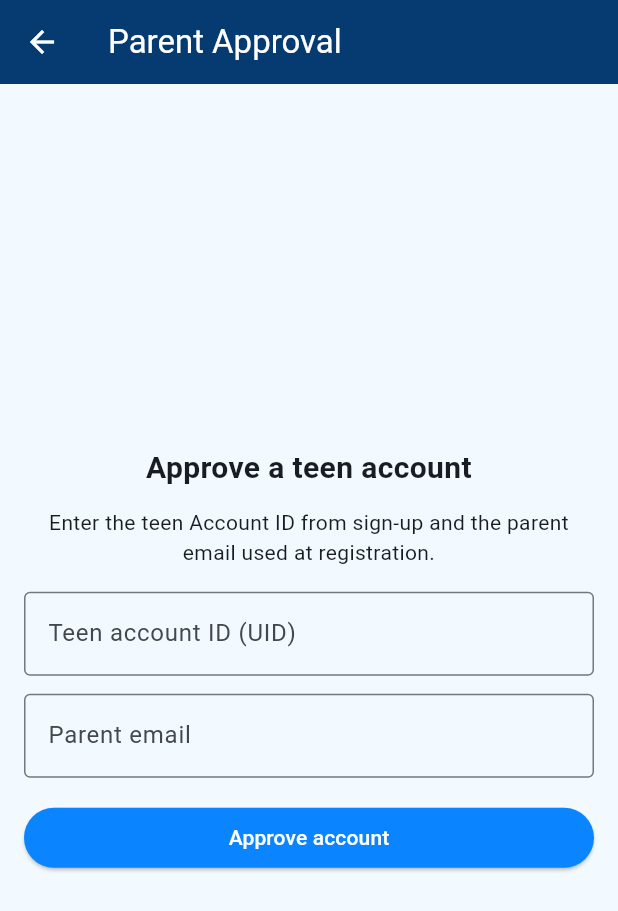
After one commit to yona0711/giggo-hosting, a Flutter app: the screen it shows after launch, after a tap on "Log in", after a tap on "Parent: Approve teen account", on a phone screen of 412 x 824 dp. The commit adds this screen. Shown: the top 911 px of the screen. Run offline on Flutter 3.47's test engine with Material 3 defaults, Android fonts, the light colour scheme and no system bars; our stand-ins replace cloud_firestore, firebase_auth, firebase_core; accounts and stored records are empty.

Commit message:
Add Firebase auth flow and parent approval

```diff
--- a/client/lib/main.dart
+++ b/client/lib/main.dart
@@ -1,9 +1,15 @@
 import 'package:flutter/material.dart';
+import 'package:firebase_core/firebase_core.dart';
 
+import 'firebase_options.dart';
 import 'screens/auth_gate_screen.dart';
 import 'services/gig_repository.dart';
 
-void main() {
+Future<void> main() async {
+  WidgetsFlutterBinding.ensureInitialized();
+  await Firebase.initializeApp(
+    options: DefaultFirebaseOptions.currentPlatform,
+  );
   runApp(const GiggoApp());
 }
 
--- a/client/lib/screens/login_screen.dart
+++ b/client/lib/screens/login_screen.dart
@@ -1,6 +1,7 @@
 import 'package:flutter/material.dart';
 
 import '../services/gig_repository.dart';
+import 'parent_approval_screen.dart';
 import 'signup_screen.dart';
 
 class LoginScreen extends StatefulWidget {
@@ -62,6 +63,14 @@ class _LoginScreenState extends State<LoginScreen> {
           repository: widget.repository,
           onAuthenticated: widget.onAuthenticated,
         ),
+      ),
+    );
+  }
+
+  Future<void> _openParentApproval() async {
+    await Navigator.of(context).push(
+      MaterialPageRoute(
+        builder: (_) => ParentApprovalScreen(repository: widget.repository),
       ),
     );
   }
@@ -129,6 +138,10 @@ class _LoginScreenState extends State<LoginScreen> {
                     onPressed: _isLoading ? null : _openSignUp,
                     child: const Text("Don't have an account? Sign up"),
                   ),
+                  TextButton(
+                    onPressed: _isLoading ? null : _openParentApproval,
+                    child: const Text('Parent: Approve teen account'),
+                  ),
                 ],
               ),
             ),
--- /dev/null
+++ b/client/lib/screens/parent_approval_screen.dart
@@ -0,0 +1,122 @@
+import 'package:flutter/material.dart';
+
+import '../services/gig_repository.dart';
+
+class ParentApprovalScreen extends StatefulWidget {
+  const ParentApprovalScreen({super.key, required this.repository});
+
+  final GigRepository repository;
+
+  @override
+  State<ParentApprovalScreen> createState() => _ParentApprovalScreenState();
+}
+
+class _ParentApprovalScreenState extends State<ParentApprovalScreen> {
+  final _formKey = GlobalKey<FormState>();
+  final _childUidController = TextEditingController();
+  final _parentEmailController = TextEditingController();
+  bool _isSubmitting = false;
+
+  @override
+  void dispose() {
+    _childUidController.dispose();
+    _parentEmailController.dispose();
+    super.dispose();
+  }
+
+  Future<void> _submit() async {
+    if (!_formKey.currentState!.validate()) {
+      return;
+    }
+
+    setState(() => _isSubmitting = true);
+    final error = await widget.repository.approveTeenAccount(
+      childUid: _childUidController.text,
+      parentEmail: _parentEmailController.text,
+    );
+    if (!mounted) {
+      return;
+    }
+    setState(() => _isSubmitting = false);
+
+    if (error != null) {
+      ScaffoldMessenger.of(context)
+          .showSnackBar(SnackBar(content: Text(error)));
+      return;
+    }
+
+    ScaffoldMessenger.of(context).showSnackBar(
+      const SnackBar(content: Text('Teen account approved successfully.')),
+    );
+    Navigator.of(context).pop();
+  }
+
+  @override
+  Widget build(BuildContext context) {
+    return Scaffold(
+      appBar: AppBar(title: const Text('Parent Approval')),
+      body: Center(
+        child: SingleChildScrollView(
+          padding: const EdgeInsets.all(16),
+          child: ConstrainedBox(
+            constraints: const BoxConstraints(maxWidth: 420),
+            child: Form(
+              key: _formKey,
+              child: Column(
+                crossAxisAlignment: CrossAxisAlignment.stretch,
+                children: [
+                  const Text(
+                    'Approve a teen account',
+                    textAlign: TextAlign.center,
+                    style: TextStyle(fontSize: 20, fontWeight: FontWeight.w700),
+                  ),
+                  const SizedBox(height: 12),
+                  const Text(
+                    'Enter the teen Account ID from sign-up and the parent email used at registration.',
+                    textAlign: TextAlign.center,
+                  ),
+                  const SizedBox(height: 16),
+                  TextFormField(
+                    controller: _childUidController,
+                    decoration: const InputDecoration(
+                      labelText: 'Teen account ID (UID)',
+                      border: OutlineInputBorder(),
+                    ),
+                    validator: (value) {
+                      if ((value ?? '').trim().isEmpty) {
+                        return 'Account ID is required';
+                      }
+                      return null;
+                    },
+                  ),
+                  const SizedBox(height: 12),
+                  TextFormField(
+                    controller: _parentEmailController,
+                    keyboardType: TextInputType.emailAddress,
+                    decoration: const InputDecoration(
+                      labelText: 'Parent email',
+                      border: OutlineInputBorder(),
+                    ),
+                    validator: (value) {
+                      final text = (value ?? '').trim();
+                      if (text.isEmpty || !text.contains('@')) {
+                        return 'Enter a valid parent email';
+                      }
+                      return null;
+                    },
+                  ),
+                  const SizedBox(height: 16),
+                  ElevatedButton(
+                    onPressed: _isSubmitting ? null : _submit,
+                    child: Text(
+                        _isSubmitting ? 'Approving...' : 'Approve account'),
+                  ),
+                ],
+              ),
+            ),
+          ),
+        ),
+      ),
+    );
+  }
+}
--- a/client/pubspec.yaml
+++ b/client/pubspec.yaml
@@ -11,6 +11,9 @@ dependencies:
     sdk: flutter
 
   cupertino_icons: ^1.0.8
+  firebase_auth: ^5.7.0
+  firebase_core: ^3.15.2
+  cloud_firestore: ^5.6.12
   http: ^1.2.2
 
 dev_dependencies:
--- /dev/null
+++ b/firestore.indexes.json
@@ -0,0 +1,4 @@
+{
+  "indexes": [],
+  "fieldOverrides": []
+}
```
Also changed, not shown: client/lib/screens/signup_screen.dart (+31 -1 lines), client/lib/services/gig_repository.dart (+205 -34 lines), client/firebase.json (added), client/lib/firebase_options.dart (added), client/pubspec.lock, firebase.json, 10 other files.
